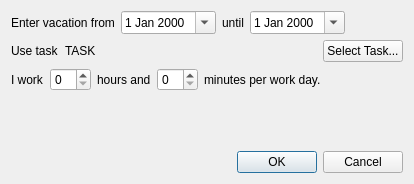
Qt form Charm/EnterVacationDialog.ui (KDAB/Charm) before a commit.
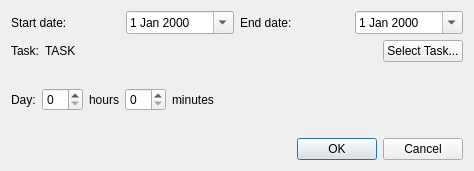
The same form after that commit.

Commit message: Make vacation dialog more pretty.

Diff of the .ui file:
```diff
--- a/Charm/EnterVacationDialog.ui
+++ b/Charm/EnterVacationDialog.ui
@@ -6,8 +6,8 @@
    <rect>
     <x>0</x>
     <y>0</y>
-    <width>414</width>
-    <height>184</height>
+    <width>474</width>
+    <height>171</height>
    </rect>
   </property>
   <property name="windowTitle">
@@ -19,7 +19,7 @@
      <item>
       <widget class="QLabel" name="label_3">
        <property name="text">
-        <string>Enter vacation from</string>
+        <string>Start date:</string>
        </property>
       </widget>
      </item>
@@ -33,7 +33,7 @@
      <item>
       <widget class="QLabel" name="label_4">
        <property name="text">
-        <string>until</string>
+        <string>End date:</string>
        </property>
       </widget>
      </item>
@@ -44,19 +44,6 @@
        </property>
       </widget>
      </item>
-     <item>
-      <spacer name="horizontalSpacer_3">
-       <property name="orientation">
-        <enum>Qt::Horizontal</enum>
-       </property>
-       <property name="sizeHint" stdset="0">
-        <size>
-         <width>40</width>
-         <height>20</height>
-        </size>
-       </property>
-      </spacer>
-     </item>
     </layout>
    </item>
    <item>
@@ -64,7 +51,7 @@
      <item>
       <widget class="QLabel" name="label_6">
        <property name="text">
-        <string>Use task</string>
+        <string>Task:</string>
        </property>
       </widget>
      </item>
@@ -102,7 +89,7 @@
      <item>
       <widget class="QLabel" name="label_5">
        <property name="text">
-        <string>I work</string>
+        <string>Day:</string>
        </property>
       </widget>
      </item>
@@ -116,7 +103,7 @@
      <item>
       <widget class="QLabel" name="label">
        <property name="text">
-        <string>hours and</string>
+        <string>hours</string>
        </property>
       </widget>
      </item>
@@ -133,7 +120,7 @@
      <item>
       <widget class="QLabel" name="label_2">
        <property name="text">
-        <string>minutes per work day.</string>
+        <string>minutes</string>
        </property>
       </widget>
      </item>
@@ -152,19 +139,6 @@
      </item>
     </layout>
    </item>
-   <item>
-    <spacer name="verticalSpacer">
-     <property name="orientation">
-      <enum>Qt::Vertical</enum>
-     </property>
-     <property name="sizeHint" stdset="0">
-      <size>
-       <width>20</width>
-       <height>79</height>
-      </size>
-     </property>
-    </spacer>
-   </item>
    <item>
     <widget class="QDialogButtonBox" name="buttonBox">
      <property name="orientation">
```
The commit also changes 1 other file.
